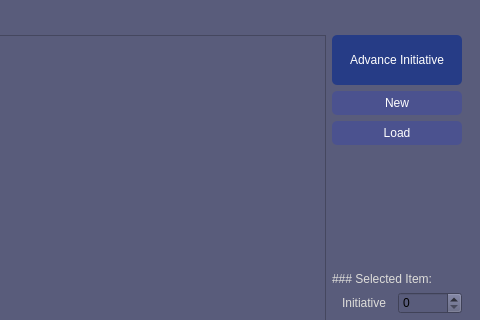
First picture: the form in ui_files/Main_Window.ui, repository nogasgofast/Adventure_Wrench, before the edit; both pictures show x 320 to 800 and y 0 to 320 of the 800 by 777 pixel window.
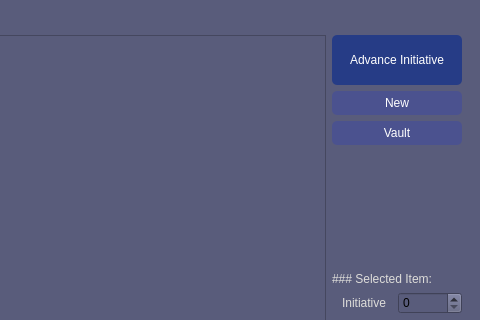
Second picture: the form after the edit. Icons and pictures are not drawn.

```diff
--- a/ui_files/Main_Window.ui
+++ b/ui_files/Main_Window.ui
@@ -182,7 +182,7 @@
            <string>A list of things you've created and more tools.</string>
           </property>
           <property name="text">
-           <string>Load</string>
+           <string>Vault</string>
           </property>
          </widget>
         </item>
```
